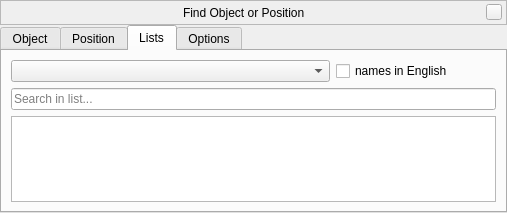
This is src/gui/searchDialogGui.ui in 519984307/stellarium_src as Qt 5 draws it before an edit. The edited form follows.
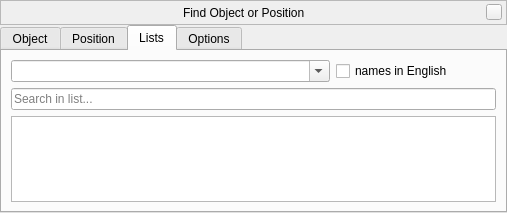
This is the edited form. The open tabs and pages were chosen to show the change. Custom widgets are drawn as their Qt base class.

Commit message: Adjusted settings for Lists in the search tool for devices with small screens

```diff
--- a/src/gui/searchDialogGui.ui
+++ b/src/gui/searchDialogGui.ui
@@ -751,6 +751,12 @@
          <property name="toolTip">
           <string>Some objects may be found after activation respective plug-ins</string>
          </property>
+         <property name="editable">
+          <bool>true</bool>
+         </property>
+         <property name="insertPolicy">
+          <enum>QComboBox::NoInsert</enum>
+         </property>
         </widget>
        </item>
        <item row="2" column="0" colspan="3">
```
The commit also changes 1 other file.
